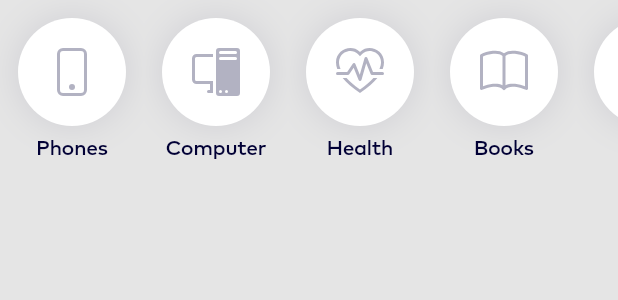
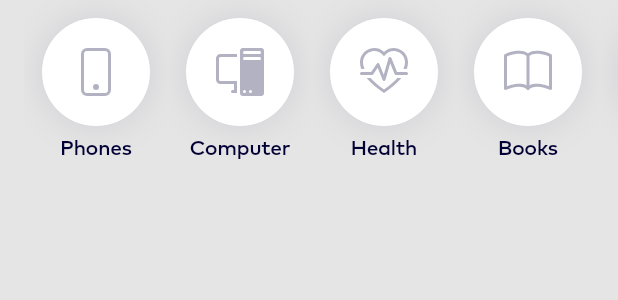
Before and after one commit to devmaslove/ecommerce_test, a Flutter app: the ListCategoriesWidget widget shown alone on an empty page, opened directly with empty values, on a phone screen of 412 x 824 dp. Shown: the top 300 px of the screen. Run offline on Flutter 3.47's test engine with Material 2 defaults, Android fonts, the phone set to English and light mode, and no system bars; our stand-ins replace badges, bootstrap_icons, card_swiper, dio, equatable, flutter_bloc and 2 more; network calls fail; project files that could hold a hidden picture were left out.

Commit message:
Поправил панель категорий чтобы правильно уходила за экран

```diff
--- a/lib/ui/pages/main/widgets/list_categories_widget.dart
+++ b/lib/ui/pages/main/widgets/list_categories_widget.dart
@@ -18,6 +18,7 @@ class ListCategoriesWidget extends StatelessWidget {
       scrollDirection: Axis.horizontal,
       child: Row(
         children: [
+          const SizedBox(width: 16),
           CategoryWidget(
             title: 'Phones',
             selected: selectedCategory == 'Phones',
@@ -48,6 +49,7 @@ class ListCategoriesWidget extends StatelessWidget {
             icon: BootstrapIcons.gift,
             onPressed: () => onSelectCategory('Other'),
           ),
+          const SizedBox(width: 16),
         ],
       ),
     );
```
Also changed, not shown: lib/ui/pages/main/main_page_loaded.dart (+6 -9 lines).
